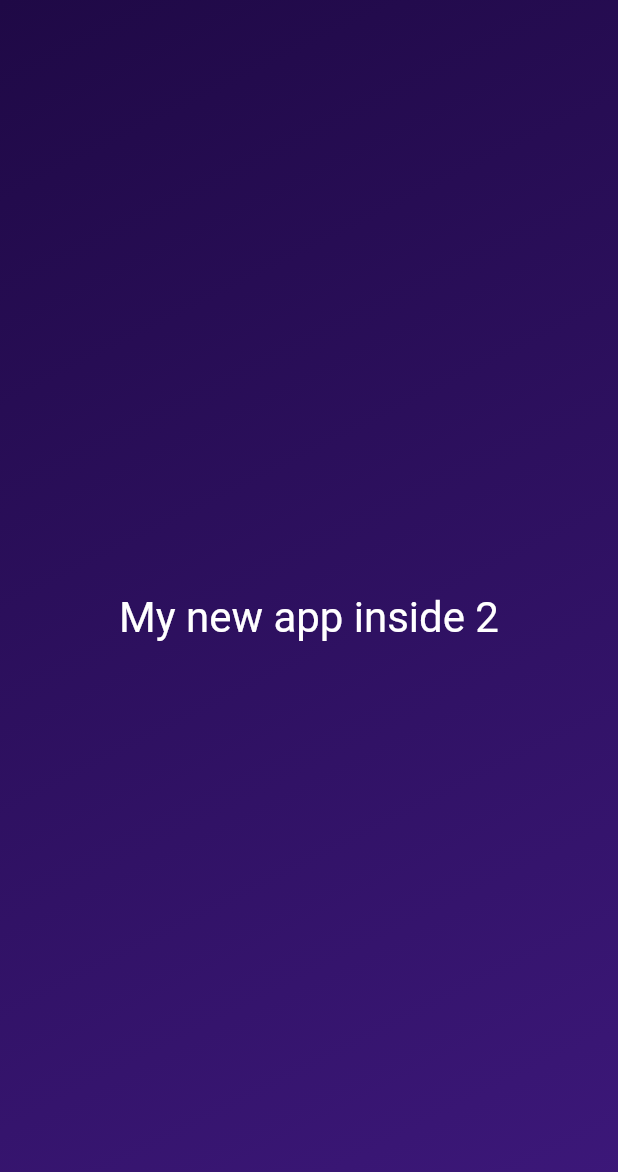
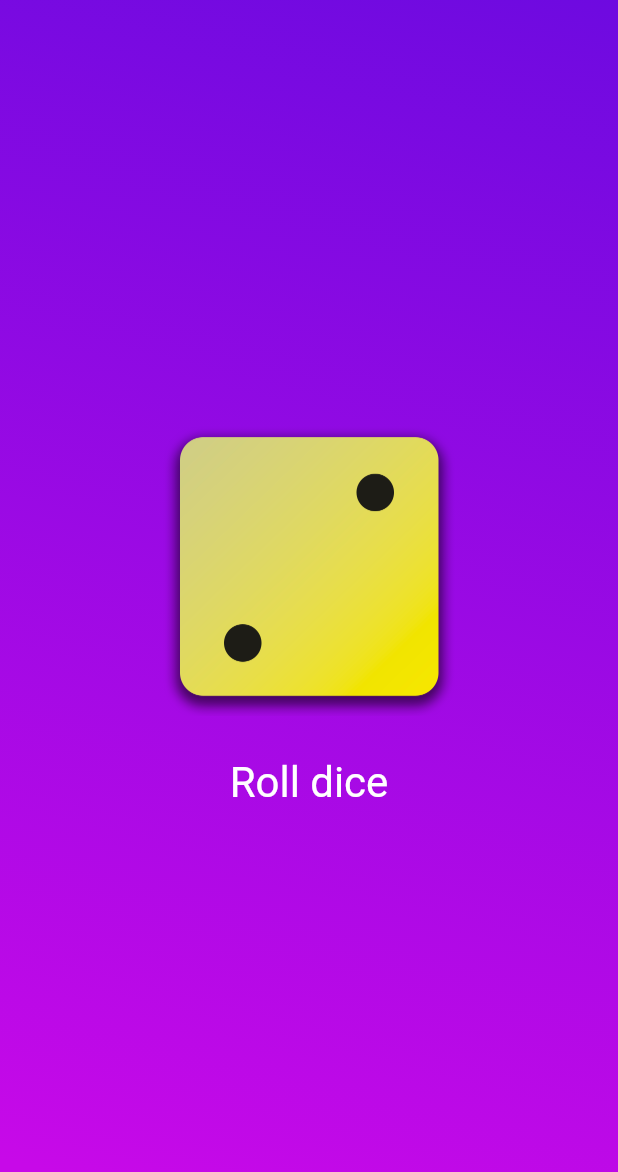
Before and after one commit to ChrisVelasco0312/first_app, a Flutter app: the screen it shows after launch, on a phone screen of 412 x 824 dp. Shown: the top 1172 px of the screen. Run offline on Flutter 3.47's test engine with Material 2 defaults, Android fonts, the phone set to English and light mode, and no system bars.

Commit message:
add roller assets

```diff
--- /dev/null
+++ b/lib/gradient_container.dart
@@ -0,0 +1,57 @@
+import 'package:flutter/material.dart';
+// import 'package:first_app/styled_text.dart';
+
+const beginAlignment = Alignment.topRight;
+const endAlignment = Alignment.bottomCenter;
+
+class GradientContainer extends StatelessWidget {
+  const GradientContainer(this.gradientColors, {super.key});
+
+  // additional constructor function to hardcode colors
+  GradientContainer.purple({super.key})
+      : gradientColors = [
+          const Color.fromARGB(255, 110, 10, 224),
+          const Color.fromARGB(255, 199, 9, 232)
+        ];
+
+  final List<Color> gradientColors;
+
+  void rollDice() {
+    //...
+  }
+
+  @override
+  Widget build(context) {
+    return Container(
+      decoration: BoxDecoration(
+        gradient: LinearGradient(
+          colors: gradientColors,
+          begin: beginAlignment,
+          end: endAlignment,
+        ),
+      ),
+      child: Center(
+        child: Column(
+          mainAxisSize: MainAxisSize.min,
+          children: [
+            Image.asset(
+              'assets/images/dice-2.png',
+              width: 200,
+            ),
+            const SizedBox(
+              height: 20,
+            ),
+            TextButton(
+              onPressed: rollDice,
+              style: TextButton.styleFrom(
+                foregroundColor: Colors.white,
+                textStyle: const TextStyle(fontSize: 28),
+              ),
+              child: const Text('Roll dice'),
+            )
+          ],
+        ),
+      ),
+    );
+  }
+}
--- a/lib/main.dart
+++ b/lib/main.dart
@@ -1,40 +1,12 @@
 import 'package:flutter/material.dart';
+import 'package:first_app/gradient_container.dart';
 
 void main() {
   runApp(
-    const MaterialApp(
+    MaterialApp(
       home: Scaffold(
-        body: GradientContainer(),
+        body: GradientContainer.purple(),
       ),
     ),
   );
 }
-
-class GradientContainer extends StatelessWidget {
-  const GradientContainer({super.key});
-
-  @override
-  Widget build(context) {
-    return Container(
-      decoration: const BoxDecoration(
-        gradient: LinearGradient(
-          colors: [
-            Color.fromARGB(255, 31, 9, 70),
-            Color.fromARGB(255, 61, 24, 123)
-          ],
-          begin: Alignment.topLeft,
-          end: Alignment.bottomRight,
-        ),
-      ),
-      child: const Center(
-        child: Text(
-          'My new app inside 2',
-          style: TextStyle(
-            color: Colors.white,
-            fontSize: 28,
-          ),
-        ),
-      ),
-    );
-  }
-}
--- /dev/null
+++ b/lib/styled_text.dart
@@ -0,0 +1,18 @@
+import 'package:flutter/material.dart';
+
+class StyledText extends StatelessWidget {
+  const StyledText(this.text, {super.key});
+
+  final String text;
+
+  @override
+  Widget build(context) {
+    return Text(
+      text,
+      style: const TextStyle(
+        color: Colors.white,
+        fontSize: 28,
+      ),
+    );
+  }
+}
```
Also changed, not shown: pubspec.yaml (+7 -3 lines), assets/images/dice-1.png (added), assets/images/dice-2.png (added), assets/images/dice-3.png (added), assets/images/dice-4.png (added), assets/images/dice-5.png (added), assets/images/dice-6.png (added).
